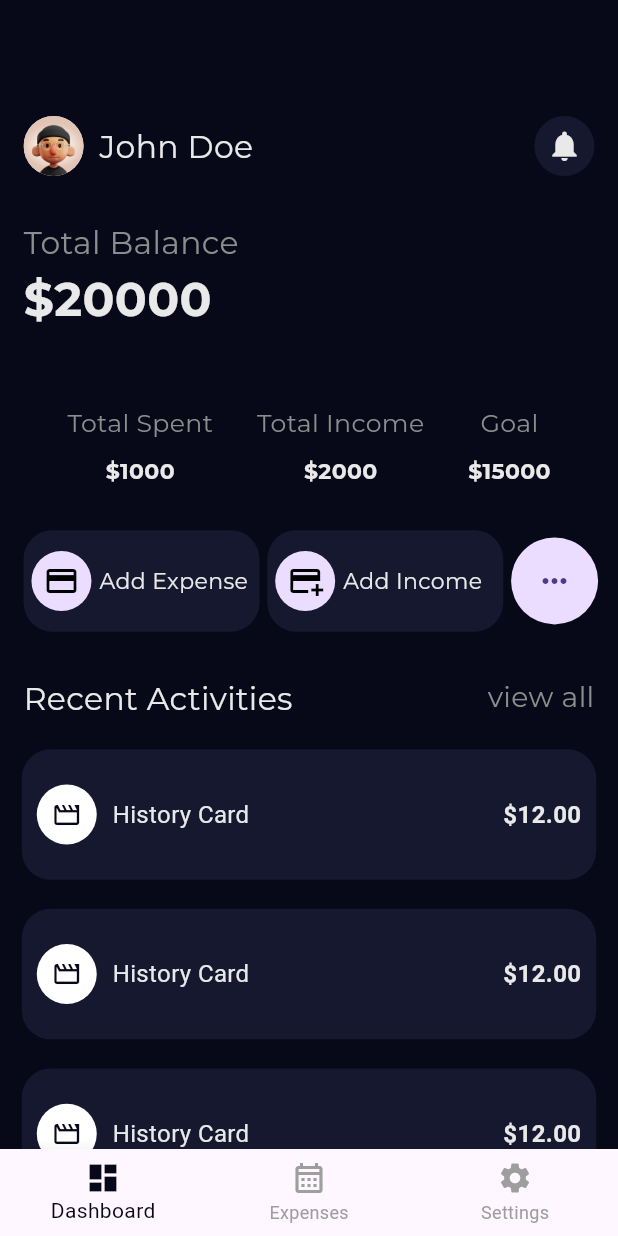
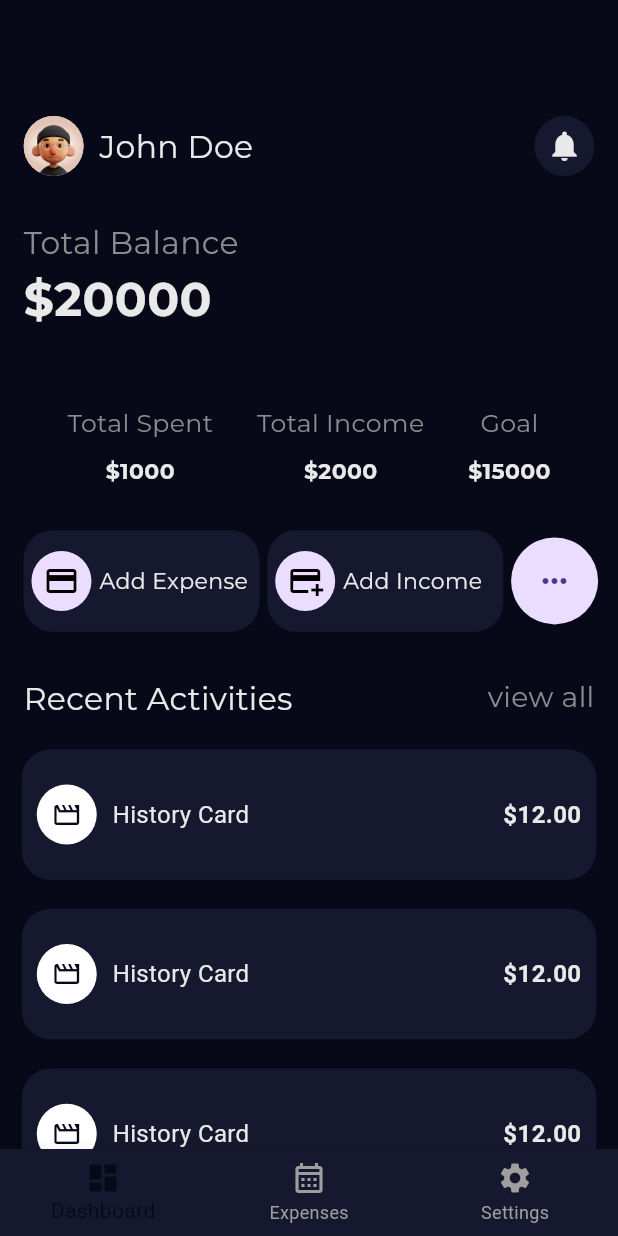
Before and after one commit to Usmandankama/BudgetMate, a Flutter app: the HomeShell screen opened directly, on a phone screen of 412 x 824 dp. Run offline on Flutter 3.47's test engine with Material 3 defaults, Android fonts, the phone set to English and light mode, and no system bars; our stand-ins replace flutter_screenutil, smooth_page_indicator, table_calendar; Roboto replaces fonts that are missing (Poppins); project files that could hold a hidden picture were left out.

Commit message:
Update home_shell.dart

```diff
--- a/lib/screens/home/home_shell.dart
+++ b/lib/screens/home/home_shell.dart
@@ -1,9 +1,7 @@
 import 'package:budget_mate/screens/calender/calender_screen.dart';
 import 'package:budget_mate/screens/settings/settings_screen.dart';
 import 'package:flutter/material.dart';
-
 import '../../constatnts/colors.dart';
-import '../history/history_screen.dart';
 import 'home_screen.dart';
 
 class HomeShell extends StatefulWidget {
@@ -42,7 +40,7 @@ class _HomeShellState extends State<HomeShell> {
     return BottomNavigationBar(
       currentIndex: _selectedIndex,
       onTap: _onItemTapped,
-      // backgroundColor: AppColors.,
+      backgroundColor: AppColors.accentColor,
       selectedItemColor: AppColors.primaryColor,
       unselectedItemColor: Colors.grey,
       showSelectedLabels: true,
```
